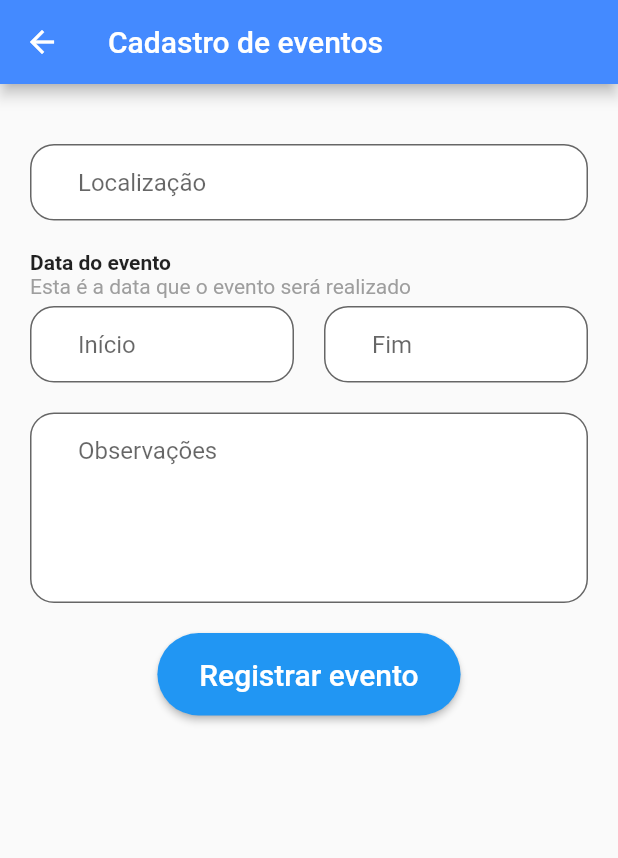
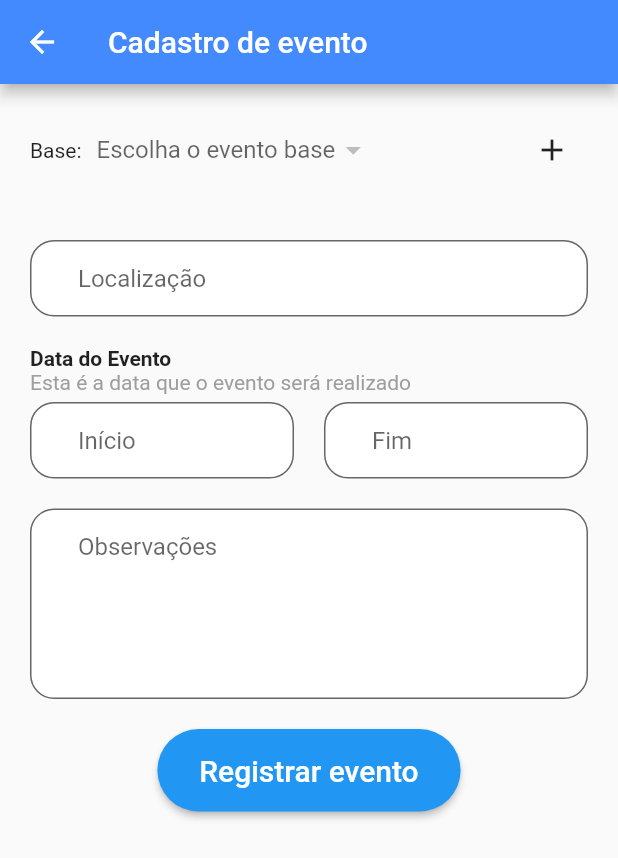
Before and after one commit to GabrielGGhost/AbeuniCarona, a Flutter app: the EventRegister screen opened directly with empty values, on a phone screen of 412 x 824 dp. Shown: the top 858 px of the screen. Run offline on Flutter 3.47's test engine with Material 2 defaults, Android fonts, the phone set to English and light mode, and no system bars; our stand-ins replace cloud_firestore, firebase_auth, firebase_core, fluttertoast, mask_text_input_formatter; missing offline and left inert: filter_list; accounts and stored records are empty; generated files the repository leaves out were written again; statements that could not run were skipped.

Commit message:
Adicionado dropbutton dinâmico

```diff
--- a/lib/Screen/Events/EventRegister.dart
+++ b/lib/Screen/Events/EventRegister.dart
@@ -6,10 +6,12 @@ import 'package:abeuni_carona/Entity/eEventBase.dart';
 import 'package:abeuni_carona/Styles/MyStyles.dart';
 import 'package:abeuni_carona/Util/Utils.dart';
 import 'package:cloud_firestore/cloud_firestore.dart';
+import 'package:flutter/cupertino.dart';
 import 'package:flutter/material.dart';
 import 'package:abeuni_carona/Constants/cRoutes.dart';
 import 'package:abeuni_carona/Constants/cStyle.dart';
 import 'package:mask_text_input_formatter/mask_text_input_formatter.dart';
+import 'package:flutter_gen/gen_l10n/app_localizations.dart';
 
 class EventRegister extends StatefulWidget {
   eEvent? event;
@@ -28,6 +30,7 @@ class _EventRegisterState extends State<EventRegister> {
   final eventsBase = StreamController<QuerySnapshot>.broadcast();
 
   eEventBase? _selectedEventBase;
+  String? codBaseEvent;
 
   TextEditingController _locationControler = TextEditingController();
   TextEditingController _eventStartDate = TextEditingController();
@@ -43,9 +46,8 @@ class _EventRegisterState extends State<EventRegister> {
     super.initState();
   }
 
-  Stream<QuerySnapshot>? _addListenerEventsBase(){
-    final stream = db.collection(DbData.TABLE_BASE_EVENT)
-                    .snapshots();
+  Stream<QuerySnapshot>? _addListenerEventsBase() {
+    final stream = db.collection(DbData.TABLE_BASE_EVENT).snapshots();
 
     stream.listen((data) {
       eventsBase.add(data);
@@ -65,8 +67,6 @@ class _EventRegisterState extends State<EventRegister> {
     return items;
   }
 
-
-
   @override
   Widget build(BuildContext context) {
     eEvent? event = widget.event;
@@ -83,7 +83,7 @@ class _EventRegisterState extends State<EventRegister> {
 
     return Scaffold(
       appBar: AppBar(
-        title: Text("Cadastro de eventos"),
+        title: Text(AppLocalizations.of(context)!.cadastroDeEvento),
         backgroundColor: APP_BAR_BACKGROUND_COLOR,
       ),
       body: SingleChildScrollView(
@@ -93,52 +93,63 @@ class _EventRegisterState extends State<EventRegister> {
           children: [
             Padding(
               padding: EdgeInsets.only(top: 0),
-              child: Row(
-                children: [
-                  StreamBuilder(
-                      stream: db.collection(DbData.TABLE_BASE_EVENT)
+              child:
+                  StreamBuilder<QuerySnapshot>(
+                      stream: FirebaseFirestore.instance
+                          .collection(DbData.TABLE_BASE_EVENT)
                           .snapshots(),
-                      builder: (_, snapshot) {
-                        if (!snapshot.hasData) {
-                          return Text("Sem dados");
-                        }
+                      builder: (context, snapshot) {
+                        if (!snapshot.hasData)
+                          return Center(
+                            child: Text(AppLocalizations.of(context)!.erroAoCarregarEventosBase),
+                          );
 
-                        QuerySnapshot baseEvents = snapshot
-                            .data as QuerySnapshot;
-
-
-
-
-                        if (baseEvents.docs.length > 0) {
-                          return DropdownButtonHideUnderline(
-                            child: DropdownButton(
-                              value: _selectedEventBase,
-                              items: null,
-                              onChanged: _eventChanged,
-                              hint: Text("Selecione um evento"),
-                            ),
-                          );
-                        } else {
-                          return Container();
-                        }
-                        IconButton(
-                          highlightColor: Colors.blueAccent,
-                          icon: Icon(Icons.add),
-                          onPressed: () {
-                            Navigator.pushNamed(
-                                context, cRoutes.EVENT_BASE_REGISTER);
-                          },
+                        return Container(
+                          padding: EdgeInsets.only(bottom: 16.0),
+                          child: Row(
+                            children: <Widget>[
+                              Text(AppLocalizations.of(context)!.base + ":"),
+                              Padding(
+                                padding: EdgeInsets.only(left: 10),
+                                child: Expanded(
+                                  child: DropdownButtonHideUnderline(
+                                    child: DropdownButton(
+                                      value: codBaseEvent,
+                                      isDense: true,
+                                      onChanged: (valueSelectedByUser) {},
+                                      hint: Text(AppLocalizations.of(context)!.escolhaEventoBase),
+                                      items: snapshot.data!.docs
+                                          .map((DocumentSnapshot document) {
+                                        return DropdownMenuItem<String>(
+                                          value: document.id,
+                                          child: Text(document[DbData.COLUMN_NAME]),
+                                        );
+                                      }).toList(),
+                                    ),
+                                  ),
+                                ),
+                              ),
+                              Spacer(),
+                              IconButton(
+                                  icon: Icon(Icons.add),
+                                  onPressed: (){
+                                    Navigator.pushNamed(
+                                        context,
+                                        cRoutes.EVENT_BASE_REGISTER
+                                    );
+                                  },
+                              )
+                            ],
+                          ),
                         );
                       })
-            ],
-              ),
             ),
             Padding(
               padding: EdgeInsets.only(top: 20),
               child: TextField(
                   controller: _locationControler,
                   keyboardType: TextInputType.text,
-                  decoration: textFieldDefaultDecoration("Localização")),
+                  decoration: textFieldDefaultDecoration(AppLocalizations.of(context)!.localizacao)),
             ),
             Padding(
                 padding: EdgeInsets.only(top: 20),
@@ -147,7 +158,7 @@ class _EventRegisterState extends State<EventRegister> {
                     Row(
                       children: [
                         Text(
-                          "Data do evento",
+                          AppLocalizations.of(context)!.dataDoEvento,
                           style: TextStyle(fontWeight: FontWeight.bold),
                         ),
                       ],
@@ -155,7 +166,7 @@ class _EventRegisterState extends State<EventRegister> {
                     Row(
                       children: [
                         Text(
-                          "Esta é a data que o evento será realizado",
+                          AppLocalizations.of(context)!.essaEaDataQueOEventoSeraRealizado,
                           style: TextStyle(color: Colors.grey),
                         ),
                       ],
@@ -171,7 +182,7 @@ class _EventRegisterState extends State<EventRegister> {
                     controller: _eventStartDate,
                     inputFormatters: [maskFormatter],
                     keyboardType: TextInputType.number,
-                    decoration: textFieldDefaultDecoration("Início"),
+                    decoration: textFieldDefaultDecoration(AppLocalizations.of(context)!.inicio),
                   ),
                 )),
                 Expanded(
@@ -181,7 +192,7 @@ class _EventRegisterState extends State<EventRegister> {
                       controller: _eventEndDate,
                       inputFormatters: [maskFormatter],
                       keyboardType: TextInputType.number,
-                      decoration: textFieldDefaultDecoration("Fim")),
+                      decoration: textFieldDefaultDecoration(AppLocalizations.of(context)!.fim)),
                 )),
               ],
             ),
@@ -194,7 +205,7 @@ class _EventRegisterState extends State<EventRegister> {
                         controller: _obsEvent,
                         keyboardType: TextInputType.multiline,
                         maxLines: 5,
-                        decoration: textFieldDefaultDecoration("Observações")),
+                        decoration: textFieldDefaultDecoration(AppLocalizations.of(context)!.observacoes)),
                   ),
                 ),
               ],
@@ -208,12 +219,12 @@ class _EventRegisterState extends State<EventRegister> {
                     shape: RoundedRectangleBorder(
                         borderRadius: BorderRadius.circular(30))),
                 child: Text(
-                  "Registrar evento",
+                  AppLocalizations.of(context)!.registrarEvento,
                   style: (TextStyle(color: Colors.white, fontSize: 20)),
                 ),
                 onPressed: () {
                   Utils.showToast(
-                      "Sucesso ao registrar novo evento.", Colors.green);
+                      AppLocalizations.of(context)!.sucessoAoRegistrarEvento, Colors.green);
                   Navigator.pop(context);
                 },
               ),
@@ -230,13 +241,15 @@ class _EventRegisterState extends State<EventRegister> {
     });
   }
 
-  Future<Stream<QuerySnapshot<Map<String, dynamic>>>> findAllEventsBase() async {
+  Future<Stream<QuerySnapshot<Map<String, dynamic>>>>
+      findAllEventsBase() async {
     List<eEventBase> loadedList = [];
     List<eEventBase> itemList = [];
 
-    Stream<QuerySnapshot<Map<String, dynamic>>> baseEvents = await FirebaseFirestore.instance
-                      .collection(DbData.TABLE_BASE_EVENT)
-                      .snapshots();
+    Stream<QuerySnapshot<Map<String, dynamic>>> baseEvents =
+        await FirebaseFirestore.instance
+            .collection(DbData.TABLE_BASE_EVENT)
+            .snapshots();
 
     return baseEvents;
   }
--- a/lib/l10n/app_pt.arb
+++ b/lib/l10n/app_pt.arb
@@ -10,11 +10,13 @@
     "ativo" : "Ativo",
     "atualizar" : "Atualizar",
 
+    "base" : "Base",
 
     "cadastro" : "Cadastro",
     "cadastrarSe" : "Cadastrar-se",
     "cadastroNaoEncontrado" : "Cadastro não encontrado",
     "cadastroDeEventoBase" : "Cadastro de evento base",
+    "cadastroDeEvento" : "Cadastro de evento",
     "cadastroDesativado" : "Cadastro desativado",
     "camera" : "Câmera",
     "cancelar" : "Cancelar",
@@ -28,6 +30,7 @@
     "convidaUmAmigo" : "Convidar um amigo",
     "cor" : "Cor",
 
+    "dataDoEvento" : "Data do Evento",
     "deletado": "Deletado",
     "descricaoDoEvento" : "Descrição do evento",
 
@@ -36,13 +39,16 @@
     "emailJaEmUso" : "E-mail já em uso",
     "emailValidoNecessario" : "Um E-mail válido é necessário",
     "entrar" : "Entrar",
+    "erroAoAtualizar" : "Erro ao atualizar",
     "erroAoCarregarDados" : "Erro ao carregar dados",
-    "erroAoAtualizar" : "Erro ao atualizar",
+    "erroAoCarregarEventosBase" : "Erro ao carregar os eventos base!",
     "erroAoInserir" : "Erro ao inserir",
     "erroDesconhecido" : "Erro desconhecido",
     "erroNoServidorTenteNovamenteMaisTarde" : "Erro no servidor. Tente Novamente Mais Tarde",
+    "escolhaEventoBase" : "Escolha o evento base",
     "esseNaoESeuNome" : "Esse não é seu nome de usuário nem seu PIN. Esse nome será visível para seus contatos do WhatApp",
     "espacoParaMalas" : "Espaço para Malas",
+    "essaEaDataQueOEventoSeraRealizado" : "Esta é a data que o evento será realizado",
     "esteEMeuVeiculo" : "Este é meu veículo",
     "eventos" : "Eventos",
     "eventosBase": "Eventos Base",
@@ -51,9 +57,13 @@
     "excessoTentativas" : "Excesso de tentativas. Tente novamente mais tarde",
 
     "falhaAoDeletarVeiculo" : "Falha ao deletar veículo",
+    "fim" : "Fim",
 
     "informeACorDoVeiculo" : "Informe a cor do veículo",
     "informeOModeloDoVeiculo" : "Informe o modelo do veículo!",
+    "inicio" : "Início",
+
+    "localizacao" : "Localização",
 
     "malas" : "Malas",
     "mensagensFavoritas" : "Mensagens Favoritas",
@@ -71,7 +81,7 @@
     "novoGrupo" : "Novo Grupo",
     "notificacoes" : "Notificações",
 
-
+    "observacoes" : "Observações",
     "ok" : "Ok",
     "oVeiculoPrecisaDeUmaPlaca" : "O veículo precisa de uma placa!",
 
@@ -81,6 +91,7 @@
     "privacidadeContaMudarNumero" : "Privacidade, segurança, mudar número",
 
 
+    "registrarEvento" : "Registrar evento",
     "registrarEventoBase" : "Registrar evento base",
     "registrarVeiculo" : "Registrar Veículo",
     "registro" : "Registro",
@@ -93,6 +104,7 @@
     "senhaInvalida" : "Senha inválida",
     "senhaDeveTerAoMenos7Caracteres" : "A senha deve ter ao menos 7 caracteres!",
     "status": "Status",
+    "sucessoAoRegistrarEvento" : "Sucesso ao registrar evento",
 
     "temCertezaQueDesejaExcluirEstaBase" : "Tem cereza que deseja excluir esta base?",
     "temCertezaQueDesejaExcluirEsteVeiculo" : "Tem certeza que deseja excluir este veículo?",
```
